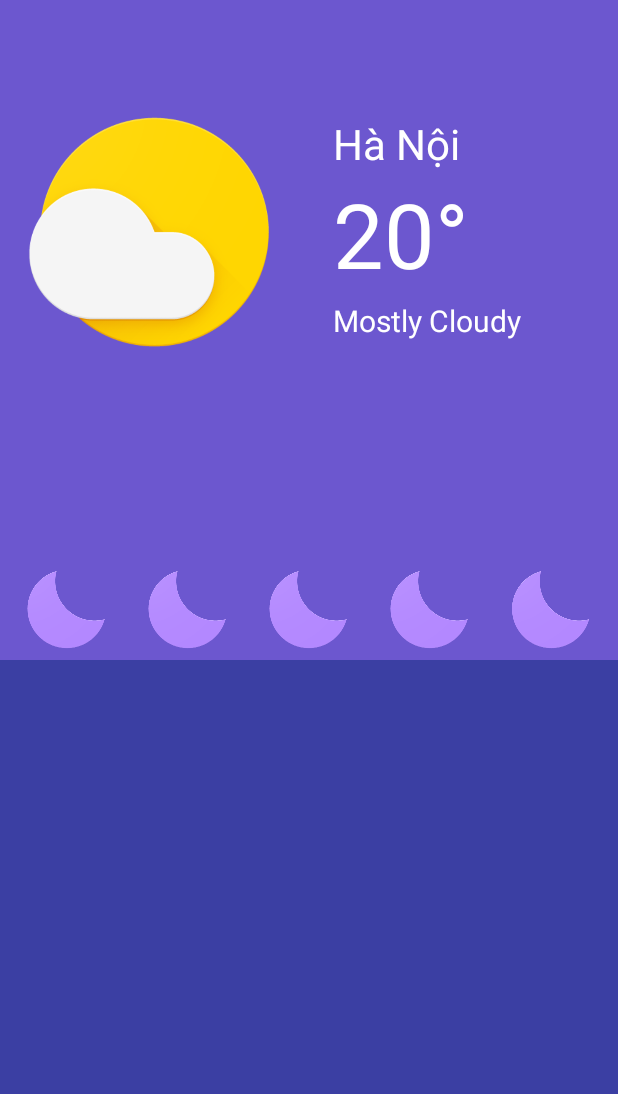
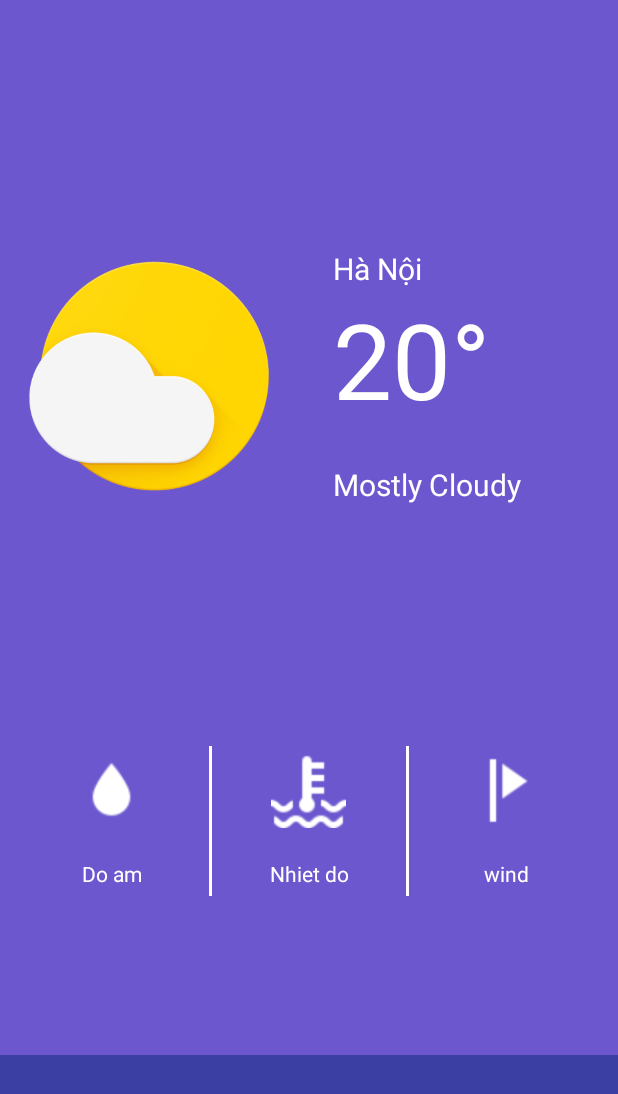
Before and after one commit to tranthanhtu/hackathonAD5_Weather, an Android app: the screen it shows after launch (MainActivity), on a phone screen of 412 x 824 dp. Shown: the top 1094 px of the screen. Run offline under Robolectric (Android 15) with nearby library versions, the phone set to English and light mode, and no system bars.

Commit message:
update Design

```diff
--- a/NewWeather/app/build.gradle
+++ b/NewWeather/app/build.gradle
@@ -5,7 +5,7 @@ android {
     buildToolsVersion "25.0.2"
     defaultConfig {
         applicationId "com.example.hau.newweather"
-        minSdkVersion 17
+        minSdkVersion 16
         targetSdkVersion 24
         versionCode 1
         versionName "1.0"
--- a/NewWeather/app/src/main/res/layout/activity_main.xml
+++ b/NewWeather/app/src/main/res/layout/activity_main.xml
@@ -14,7 +14,7 @@
 
     <LinearLayout
         android:layout_width="match_parent"
-        android:layout_height="380dp"
+        android:layout_height="match_parent"
         android:background="#6C57CF"
         android:orientation="vertical">
 
@@ -58,40 +58,45 @@
                         android:text="Hà Nội"
                         android:textColor="@android:color/white"
                         android:fontFamily="sans"
-                        android:gravity="center_vertical"
-                        android:textSize="28dp"
-                        android:layout_alignParentTop="true"
-                        android:layout_alignParentStart="true"
+                        android:gravity="bottom"
+                        android:textSize="20dp"
                         android:id="@+id/textView2" />
                 </RelativeLayout>
 
                 <LinearLayout
                     android:layout_width="match_parent"
                     android:layout_height="0dp"
-                    android:layout_weight="2">
-
+                    android:layout_weight="1"
+                    android:orientation="horizontal">
+                    <LinearLayout
+                        android:layout_weight="2.5"
+                        android:layout_width="0dp"
+                        android:layout_height="match_parent">
                         <TextView
                             android:layout_width="match_parent"
                             android:layout_height="match_parent"
                             android:text="20°"
                             android:textColor="@android:color/white"
                             android:fontFamily="sans"
-                        android:textSize="60dp"
-                        android:gravity="center_vertical"
+                            android:textSize="70dp"
                             android:id="@+id/textView" />
+                    </LinearLayout>
+
+
                 </LinearLayout>
 
                 <LinearLayout
                     android:layout_width="match_parent"
                     android:layout_height="0dp"
                     android:layout_weight="1">
+
                     <TextView
                         android:layout_width="match_parent"
                         android:layout_height="match_parent"
                         android:text="Mostly Cloudy"
                         android:textColor="@android:color/white"
                         android:fontFamily="sans"
-                        android:gravity="center_vertical"
+                        android:gravity="top"
                         android:textSize="20dp"
                         android:layout_alignParentTop="true"
                         android:layout_alignParentStart="true"
@@ -105,66 +110,132 @@
             android:layout_weight="1"
             android:orientation="vertical">
             <LinearLayout
+                android:layout_margin="10dp"
                 android:layout_width="match_parent"
                 android:layout_height="0dp"
-                android:layout_weight="1.8"></LinearLayout>
-            <LinearLayout
-                android:padding="@dimen/mini_dimen"
-                android:layout_width="match_parent"
-                android:layout_height="0dp"
-                android:layout_weight="1"
+                android:layout_weight="2"
                 android:orientation="horizontal">
                 <LinearLayout
+                    android:layout_weight="1"
                     android:layout_width="0dp"
                     android:layout_height="match_parent"
-                    android:layout_weight="1">
+                    android:orientation="vertical">
+                    <LinearLayout
+                        android:paddingTop="30dp"
+                        android:gravity="center"
+                        android:layout_weight="1"
+                        android:layout_width="match_parent"
+                        android:layout_height="0dp">
                         <ImageView
-                        android:layout_width="match_parent"
-                        android:layout_height="match_parent"
-                        android:src="@drawable/clear_night"/>
+                            android:scaleType="centerInside"
+                            android:layout_gravity="center"
+                            android:background="@drawable/humidity_icon"
+                            android:layout_width="50dp"
+                            android:layout_height="50dp" />
+
                     </LinearLayout>
                     <LinearLayout
+                        android:layout_weight="1"
+                        android:layout_width="match_parent"
+                        android:layout_height="0dp">
+                        <TextView
+                            android:textColor="@android:color/white"
+                            android:gravity="center_horizontal"
+                            android:text="Do am"
+                            android:layout_width="match_parent"
+                            android:layout_height="match_parent" />
+
+                    </LinearLayout>
+
+                </LinearLayout>
+                <LinearLayout
+                    android:layout_width="2dp"
+                    android:layout_height="match_parent">
+                    <View
+                        android:layout_marginBottom="25dp"
+                        android:background="@android:color/white"
+                        android:layout_gravity="center"
+                        android:layout_width="match_parent"
+                        android:layout_height="100dp"/>
+                </LinearLayout>
+                <LinearLayout
+                    android:layout_weight="1"
                     android:layout_width="0dp"
                     android:layout_height="match_parent"
-                    android:layout_weight="1">
+                    android:orientation="vertical">
+                    <LinearLayout
+                        android:paddingTop="30dp"
+                        android:gravity="center"
+                        android:layout_weight="1"
+                        android:layout_width="match_parent"
+                        android:layout_height="0dp">
                         <ImageView
-                        android:layout_width="match_parent"
-                        android:layout_height="match_parent"
-                        android:src="@drawable/clear_night"/>
+                            android:scaleType="centerInside"
+                            android:layout_gravity="center"
+                            android:background="@drawable/temperature_icon"
+                            android:layout_width="50dp"
+                            android:layout_height="50dp" />
+
                     </LinearLayout>
                     <LinearLayout
+                        android:layout_weight="1"
+                        android:layout_width="match_parent"
+                        android:layout_height="0dp">
+                        <TextView
+                            android:textColor="@android:color/white"
+                            android:gravity="center_horizontal"
+                            android:text="Nhiet do"
+                            android:layout_width="match_parent"
+                            android:layout_height="match_parent" />
+
+                    </LinearLayout>
+
+                </LinearLayout>
+                <LinearLayout
+                    android:layout_width="2dp"
+                    android:layout_height="match_parent">
+                    <View
+                        android:layout_marginBottom="25dp"
+                        android:background="@android:color/white"
+                        android:layout_gravity="center"
+                        android:layout_width="match_parent"
+                        android:layout_height="100dp"/>
+                </LinearLayout>
+                <LinearLayout
+                    android:layout_weight="1"
                     android:layout_width="0dp"
                     android:layout_height="match_parent"
-                    android:layout_weight="1">
+                    android:orientation="vertical">
+                    <LinearLayout
+                        android:paddingTop="30dp"
+                        android:gravity="center"
+                        android:layout_weight="1"
+                        android:layout_width="match_parent"
+                        android:layout_height="0dp">
                         <ImageView
-                        android:layout_width="match_parent"
-                        android:layout_height="match_parent"
-                        android:src="@drawable/clear_night"/>
+                            android:scaleType="centerInside"
+                            android:layout_gravity="center"
+                            android:background="@drawable/wind_icon"
+                            android:layout_width="50dp"
+                            android:layout_height="50dp" />
+
                     </LinearLayout>
                     <LinearLayout
-                    android:layout_width="0dp"
-                    android:layout_height="match_parent"
-                    android:layout_weight="1">
-                    <ImageView
+                        android:layout_weight="1"
                         android:layout_width="match_parent"
-                        android:layout_height="match_parent"
-                        android:src="@drawable/clear_night"/>
-                </LinearLayout>
-                <LinearLayout
-                    android:layout_width="0dp"
-                    android:layout_height="match_parent"
-                    android:layout_weight="1">
-                    <ImageView
+                        android:layout_height="0dp">
+                        <TextView
+                            android:textColor="@android:color/white"
+                            android:gravity="center_horizontal"
+                            android:text="wind"
                             android:layout_width="match_parent"
-                        android:layout_height="match_parent"
-                        android:src="@drawable/clear_night"/>
+                            android:layout_height="match_parent" />
+
                     </LinearLayout>
 
                 </LinearLayout>
 
             </LinearLayout>
-    </LinearLayout>
-
             <LinearLayout
                 android:layout_width="match_parent"
                 android:layout_height="0dp"
@@ -172,4 +243,9 @@
                 android:background="#3B3FA3">
 
             </LinearLayout>
+
         </LinearLayout>
+    </LinearLayout>
+
+
+</LinearLayout>
```
Also changed, not shown: NewWeather/app/src/main/res/drawable/humidity_icon.png (added), NewWeather/app/src/main/res/drawable/temperature_icon.png (added), NewWeather/app/src/main/res/drawable/wind_icon.png (added), 1 other file. Lines whose indentation alone changed are shown as unchanged.
